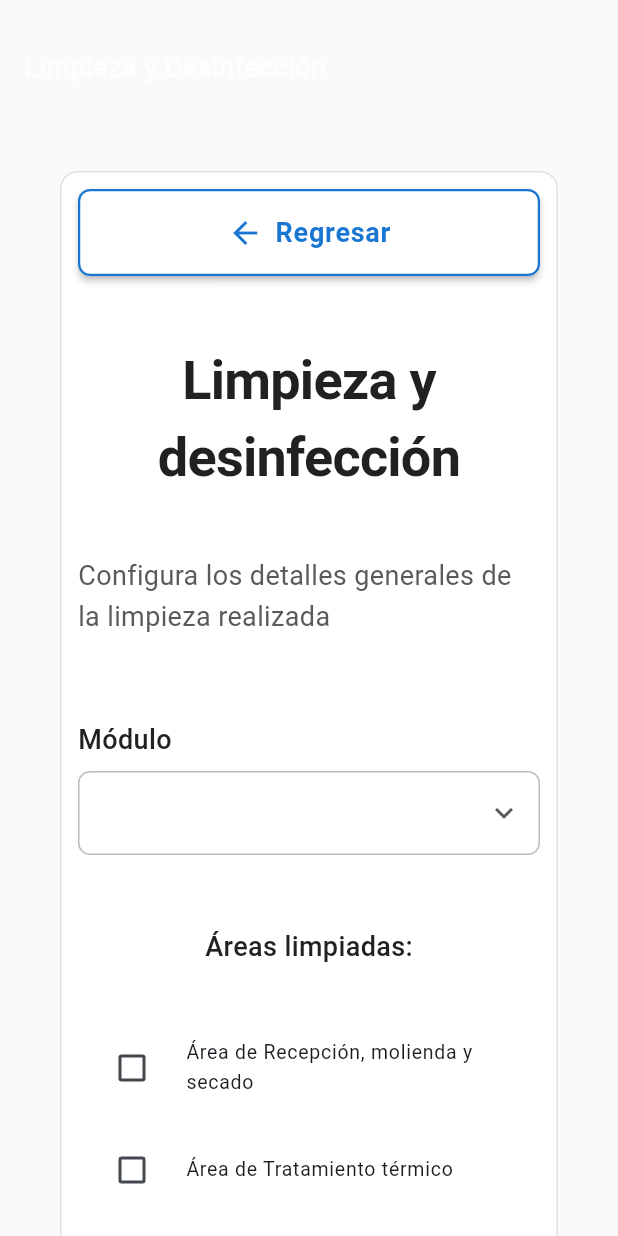
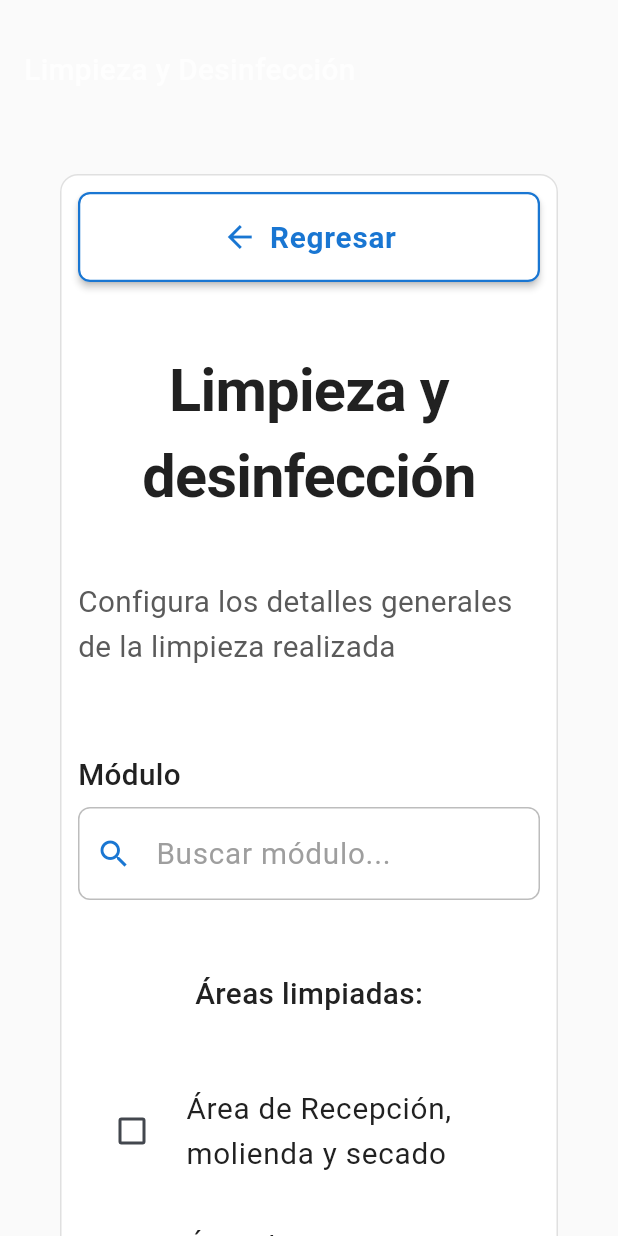
Before and after one commit to Bianca200303/app_movil_Trazabilidad_de_Panela, a Flutter app: the CleaningDisinfectionRegistrationScreen screen opened by its route, on a phone screen of 412 x 824 dp. Run offline on Flutter 3.47's test engine with Material 3 defaults, Android fonts, the phone set to English and light mode, and no system bars; our stand-ins replace connectivity_plus, drift, flutter_dotenv, flutter_riverpod, geolocator, go_router and 2 more; accounts and stored records are empty; generated files the repository leaves out were written again.

Commit message:
style:mejora en diseño de formularios

```diff
--- a/lib/core/theme/font_size_config.dart
+++ b/lib/core/theme/font_size_config.dart
@@ -13,7 +13,7 @@ class FontSizeConfig {
   /// Global scale factor for all font sizes
   /// Adjust this single value to scale all fonts proportionally
   /// 1.0 = 100% (normal), 1.1 = 110%, 0.9 = 90%, etc.
-  static const double scaleFactor = 1.0;
+  static const double scaleFactor = 1.1;
 
   // ============================================================================
   // Base semantic sizes following +2px increment pattern
--- a/lib/screens/cleaning_disinfection_registration_screen.dart
+++ b/lib/screens/cleaning_disinfection_registration_screen.dart
@@ -450,17 +450,10 @@ class _CleaningDisinfectionRegistrationScreenState
           const SizedBox(height: 24),
 
           // Module dropdown
-          AppDropdown<String>(
+          ModuleSearchField(
             label: 'Módulo',
-            value: _selectedModuleId,
-            options: _availableModules
-                .map(
-                  (m) => DropdownOption(
-                    value: m.id,
-                    label: m.name,
-                  ),
-                )
-                .toList(),
+            modules: _availableModules,
+            selectedModuleId: _selectedModuleId,
             onChanged: (moduleId) => setState(() {
               _selectedModuleId = moduleId;
               _selectedDate = null;
@@ -535,7 +528,10 @@ class _CleaningDisinfectionRegistrationScreenState
           const SizedBox(height: 8),
           ...CleaningAreas.all.map((areaCode) {
             return CheckboxListTile(
-              title: Text(CleaningAreas.getDisplayName(areaCode)),
+              title: Text(
+                CleaningAreas.getDisplayName(areaCode),
+                style: AppTextStyles.bodyText,
+              ),
               value: _selectedAreas.contains(areaCode),
               onChanged: (checked) {
                 setState(() {
@@ -557,7 +553,10 @@ class _CleaningDisinfectionRegistrationScreenState
           const SizedBox(height: 8),
           ...CleaningType.values.map((type) {
             return CheckboxListTile(
-              title: Text(type.getDisplayName()),
+              title: Text(
+                type.getDisplayName(),
+                style: AppTextStyles.bodyText,
+              ),
               value: _cleaningTypes.contains(type),
               onChanged: (checked) {
                 setState(() {
@@ -579,7 +578,10 @@ class _CleaningDisinfectionRegistrationScreenState
           const SizedBox(height: 8),
           ...CleaningProduct.values.map((product) {
             return CheckboxListTile(
-              title: Text(product.getDisplayName()),
+              title: Text(
+                product.getDisplayName(),
+                style: AppTextStyles.bodyText,
+              ),
               value: _selectedProducts.contains(product),
               onChanged: (checked) {
                 setState(() {
@@ -629,38 +631,50 @@ class _CleaningDisinfectionRegistrationScreenState
           SizedBox(height: context.responsiveSpacing),
 
           AppTitle(title: CleaningAreas.getDisplayName(areaCode)),
-          const SizedBox(height: 8),
+          SizedBox(height: context.responsiveSpacing / 2),
           Text(
-            'Selecciona los puntos que se limpiaron en esta área:',
+            'Marca cada punto según se haya limpiado en esta área:',
             style: AppTextStyles.bodyText.copyWith(
               color: AppColors.textSecondary,
             ),
           ),
-          const SizedBox(height: 16),
+          SizedBox(height: context.responsiveSpacing),
 
-          // List of checkboxes (all checked by default)
+          // List of points with toggle LIMPIO / NO LIMPIO (todos limpios por defecto)
           ...points.map((point) {
             final pointCode = point['code']!;
             final isSelected = areaSelectedPoints.contains(pointCode);
 
-            return CheckboxListTile(
-              title: Text(point['description']!),
+            return Container(
+              margin: EdgeInsets.only(bottom: context.responsiveSpacing / 2),
+              padding: context.responsivePadding,
+              decoration: BoxDecoration(
+                color: Colors.white,
+                borderRadius: BorderRadius.circular(AppDimensions.radiusSmall),
+                border: Border.all(
+                  color: AppColors.inputBorder,
+                  width: AppDimensions.inputBorderWidth,
+                ),
+              ),
+              child: YesNoField(
+                label: point['description']!,
                 value: isSelected,
-              onChanged: (checked) {
+                yesLabel: 'LIMPIO',
+                noLabel: 'NO LIMPIO',
+                onChanged: (selected) {
                   setState(() {
-                  if (checked == true) {
+                    if (selected) {
                       _selectedPoints[areaCode]!.add(pointCode);
                     } else {
                       _selectedPoints[areaCode]!.remove(pointCode);
                     }
                   });
                 },
-              dense: true,
-              controlAffinity: ListTileControlAffinity.leading,
+              ),
             );
           }),
 
-          const SizedBox(height: 24),
+          SizedBox(height: context.responsiveSpacing),
 
           // Button
           AppButton(
--- /dev/null
+++ b/lib/widgets/forms/module_search_field.dart
@@ -0,0 +1,150 @@
+import 'package:flutter/material.dart';
+import 'package:panela_sys/core/theme/app_colors.dart';
+import 'package:panela_sys/core/theme/app_dimensions.dart';
+import 'package:panela_sys/core/theme/app_text_styles.dart';
+import 'package:panela_sys/models/coop_module.dart';
+import 'package:panela_sys/widgets/forms/app_text_field.dart';
+
+/// Selector de módulo con búsqueda por escritura.
+/// Reemplazo de [AppDropdown] para usuarios a cargo de muchos módulos,
+/// donde desplazarse uno por uno en una lista larga es incómodo.
+class ModuleSearchField extends StatefulWidget {
+  const ModuleSearchField({
+    super.key,
+    required this.modules,
+    required this.selectedModuleId,
+    required this.onChanged,
+    this.label,
+    this.hintText = 'Buscar módulo...',
+    this.enabled = true,
+    this.isLoading = false,
+  });
+
+  final List<CoopModule> modules;
+  final String? selectedModuleId;
+  final ValueChanged<String?> onChanged;
+  final String? label;
+  final String hintText;
+  final bool enabled;
+  final bool isLoading;
+
+  @override
+  State<ModuleSearchField> createState() => _ModuleSearchFieldState();
+}
+
+class _ModuleSearchFieldState extends State<ModuleSearchField> {
+  late final TextEditingController _controller;
+  final FocusNode _focusNode = FocusNode();
+
+  @override
+  void initState() {
+    super.initState();
+    _controller = TextEditingController(text: _nameFor(widget.selectedModuleId));
+  }
+
+  @override
+  void didUpdateWidget(ModuleSearchField old) {
+    super.didUpdateWidget(old);
+    final resolvedName = _nameFor(widget.selectedModuleId);
+    if (resolvedName.isNotEmpty && _controller.text != resolvedName) {
+      _controller.text = resolvedName;
+    }
+  }
+
+  String _nameFor(String? moduleId) {
+    if (moduleId == null) return '';
+    for (final module in widget.modules) {
+      if (module.id == moduleId) return module.name;
+    }
+    return '';
+  }
+
+  @override
+  void dispose() {
+    _controller.dispose();
+    _focusNode.dispose();
+    super.dispose();
+  }
+
+  @override
+  Widget build(BuildContext context) {
+    return Column(
+      crossAxisAlignment: CrossAxisAlignment.start,
+      children: [
+        if (widget.label != null) ...[
+          Text(widget.label!, style: AppTextStyles.fieldLabel),
+          const SizedBox(height: AppDimensions.spacingSmall),
+        ],
+        if (widget.isLoading)
+          Container(
+            height: 56,
+            decoration: BoxDecoration(
+              color: AppColors.inputFill,
+              borderRadius: BorderRadius.circular(AppDimensions.radiusMedium),
+              border: Border.all(color: AppColors.inputBorder),
+            ),
+            child: const Center(
+              child: SizedBox(
+                height: 20,
+                width: 20,
+                child: CircularProgressIndicator(strokeWidth: 2),
+              ),
+            ),
+          )
+        else
+          RawAutocomplete<CoopModule>(
+            textEditingController: _controller,
+            focusNode: _focusNode,
+            displayStringForOption: (module) => module.name,
+            optionsBuilder: (textValue) {
+              final query = textValue.text.toLowerCase().trim();
+              if (query.isEmpty) return widget.modules;
+              return widget.modules
+                  .where((module) => module.name.toLowerCase().contains(query))
+                  .toList();
+            },
+            onSelected: (module) => widget.onChanged(module.id),
+            fieldViewBuilder: (ctx, controller, focusNode, onSubmitted) {
+              return AppTextField(
+                label: null,
+                hintText: widget.hintText,
+                controller: controller,
+                focusNode: focusNode,
+                enabled: widget.enabled,
+                prefixIcon: const Icon(Icons.search, color: AppColors.primary),
+              );
+            },
+            optionsViewBuilder: (ctx, onSelected, options) {
+              return Align(
+                alignment: Alignment.topLeft,
+                child: Material(
+                  elevation: 4,
+                  borderRadius: BorderRadius.circular(AppDimensions.radiusSmall),
+                  child: ConstrainedBox(
+                    constraints: const BoxConstraints(maxHeight: 260),
+                    child: options.isEmpty
+                        ? const Padding(
+                            padding: EdgeInsets.all(AppDimensions.paddingMedium),
+                            child: Text('Sin coincidencias'),
+                          )
+                        : ListView.builder(
+                            shrinkWrap: true,
+                            itemCount: options.length,
+                            itemBuilder: (context, index) {
+                              final module = options.elementAt(index);
+                              return ListTile(
+                                dense: true,
+                                title: Text(module.name, style: AppTextStyles.bodyText),
+                                onTap: () => onSelected(module),
+                              );
+                            },
+                          ),
+                  ),
+                ),
+              );
+            },
+          ),
+      ],
+    );
+  }
+}
--- a/lib/widgets/shared/production_date_selector.dart
+++ b/lib/widgets/shared/production_date_selector.dart
@@ -35,7 +35,7 @@ class ProductionDateSelector extends StatelessWidget {
       crossAxisAlignment: CrossAxisAlignment.stretch,
       children: [
         HistorialPeriodFilter(
-          initial: HistorialPeriodo.hoy,
+          initial: HistorialPeriodo.esteMes,
           onChanged: onFilterChanged,
         ),
         const SizedBox(height: 16),
--- a/lib/widgets/widgets.dart
+++ b/lib/widgets/widgets.dart
@@ -11,6 +11,8 @@ export 'common/under_construction_screen.dart';
 // Form widgets
 export 'forms/app_text_field.dart';
 export 'forms/app_dropdown.dart';
+export 'forms/module_search_field.dart';
+export 'forms/yes_no_field.dart';
 export 'forms/form_section.dart';
 export 'forms/radio_group.dart';
 
```
Also changed, not shown: lib/screens/chlorine_control_registration_screen.dart (+28 -13 lines), lib/screens/historial/widgets/producer_edit_dialog.dart (+5 -7 lines), lib/screens/maintenance_control_registration_screen.dart (+3 -8 lines), lib/screens/pest_control_registration_screen.dart (+4 -8 lines), lib/widgets/environment/module_and_date_step.dart (+5 -8 lines), lib/widgets/health_incident/identification_data_step.dart (+3 -8 lines), lib/widgets/production/producer_selection_step.dart (+5 -6 lines). Lines whose indentation alone changed are shown as unchanged.
